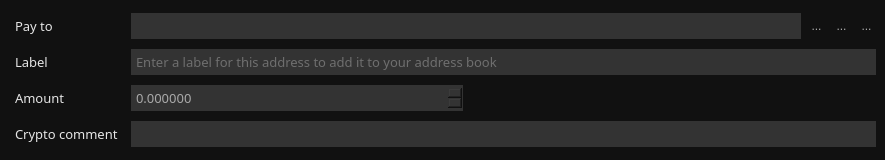
ConcealNetwork/conceal-desktop, file src/gui/ui/transferframe.ui: the form before one commit.
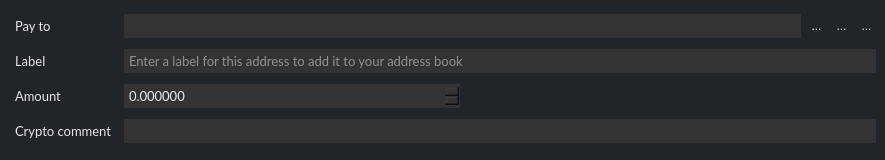
The form after the commit. Icons and pictures are not drawn.

Patch:
```diff
--- a/src/gui/ui/transferframe.ui
+++ b/src/gui/ui/transferframe.ui
@@ -14,7 +14,7 @@
    <string>Frame</string>
   </property>
   <property name="styleSheet">
-   <string notr="true">background-color: #111; color: #aaa; border: 0px;
+   <string notr="true">background-color: #212529; color: #eee; border: 0px;
 </string>
   </property>
   <property name="frameShape">
@@ -40,7 +40,7 @@
     <widget class="QLabel" name="label_3">
      <property name="font">
       <font>
-       <family>Poppins</family>
+       <family>Lato</family>
        <pointsize>10</pointsize>
       </font>
      </property>
@@ -56,12 +56,12 @@
     <widget class="QLineEdit" name="m_labelEdit">
      <property name="font">
       <font>
-       <family>Poppins</family>
+       <family>Lato</family>
        <pointsize>10</pointsize>
       </font>
      </property>
      <property name="styleSheet">
-      <string notr="true">padding: 3px; border: 0px; background-color: #333; color: #aaa;</string>
+      <string notr="true">padding: 3px; border: 0px; background-color: #333; color: #eee;</string>
      </property>
      <property name="placeholderText">
       <string>Enter a label for this address to add it to your address book</string>
@@ -94,7 +94,7 @@
     <widget class="QLabel" name="label_2">
      <property name="font">
       <font>
-       <family>Poppins</family>
+       <family>Lato</family>
        <pointsize>10</pointsize>
       </font>
      </property>
@@ -110,7 +110,7 @@
     <widget class="QDoubleSpinBox" name="m_amountSpin">
      <property name="font">
       <font>
-       <family>Poppins</family>
+       <family>Lato</family>
        <pointsize>10</pointsize>
       </font>
      </property>
@@ -118,7 +118,7 @@
       <enum>Qt::LeftToRight</enum>
      </property>
      <property name="styleSheet">
-      <string notr="true">padding: 3px; border: 0px; background-color: #333; color: #aaa;</string>
+      <string notr="true">padding: 3px; border: 0px; background-color: #333; color: #eee;</string>
      </property>
      <property name="suffix">
       <string notr="true"/>
@@ -148,12 +148,12 @@
     <widget class="QLineEdit" name="m_addressEdit">
      <property name="font">
       <font>
-       <family>Poppins</family>
+       <family>Lato</family>
        <pointsize>10</pointsize>
       </font>
      </property>
      <property name="styleSheet">
-      <string notr="true">padding: 3px; border: 0px; background-color: #333; color: #aaa;</string>
+      <string notr="true">padding: 3px; border: 0px; background-color: #333; color: #eee;</string>
      </property>
     </widget>
    </item>
@@ -172,7 +172,7 @@
     <widget class="QLabel" name="label">
      <property name="font">
       <font>
-       <family>Poppins</family>
+       <family>Lato</family>
        <pointsize>10</pointsize>
       </font>
      </property>
@@ -188,7 +188,7 @@
     <widget class="QLabel" name="label_4">
      <property name="font">
       <font>
-       <family>Poppins</family>
+       <family>Lato</family>
        <pointsize>10</pointsize>
       </font>
      </property>
@@ -204,12 +204,12 @@
     <widget class="QLineEdit" name="m_transactionCommentEdit">
      <property name="font">
       <font>
-       <family>Poppins</family>
+       <family>Lato</family>
        <pointsize>10</pointsize>
       </font>
      </property>
      <property name="styleSheet">
-      <string notr="true">padding: 3px; border: 0px; background-color: #333; color: #aaa;</string>
+      <string notr="true">padding: 3px; border: 0px; background-color: #333; color: #eee;</string>
      </property>
     </widget>
    </item>
```
